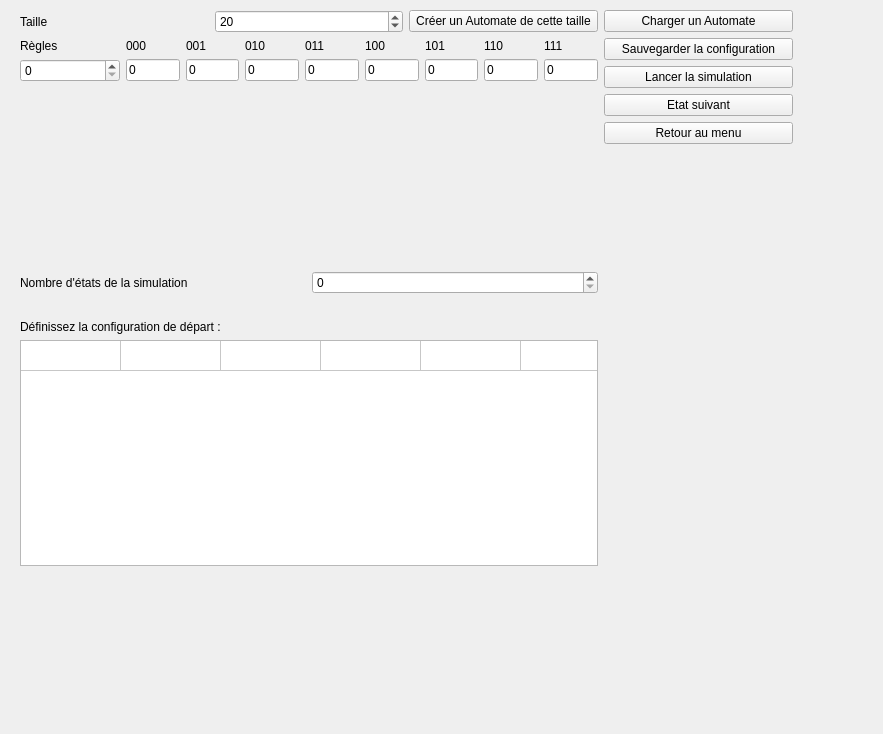
Above: automate_1d.ui from artemisart/lo21-gameoflife before the change. Below: the same form after it.
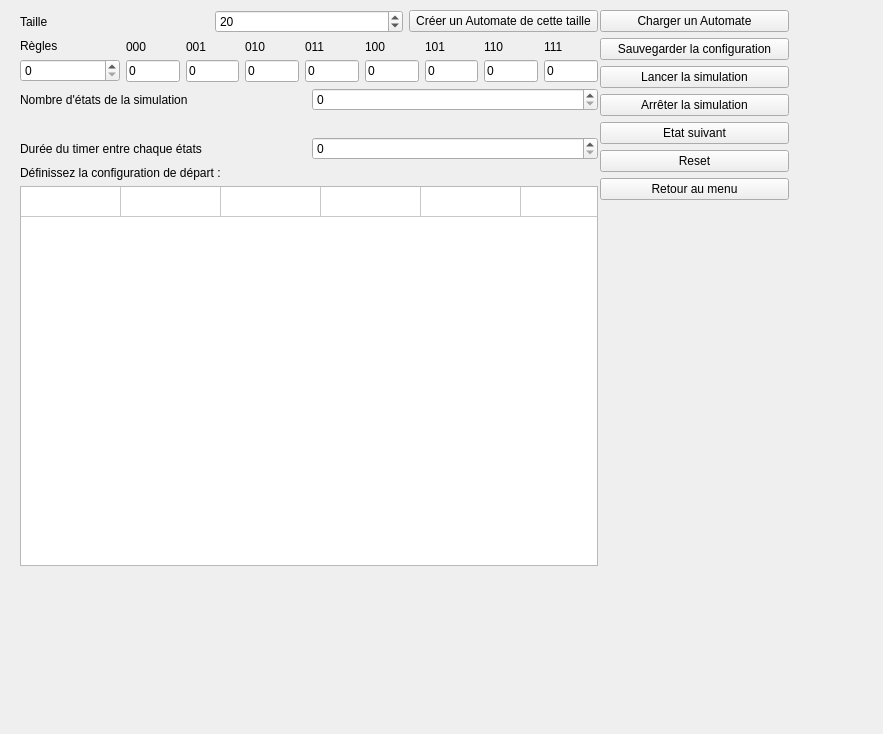
That is the form after the change.

```diff
--- a/automate_1d.ui
+++ b/automate_1d.ui
@@ -16,7 +16,7 @@
   <widget class="QWidget" name="verticalLayoutWidget">
    <property name="geometry">
     <rect>
-     <x>604</x>
+     <x>600</x>
      <y>10</y>
      <width>189</width>
      <height>556</height>
@@ -47,6 +47,13 @@
       </property>
      </widget>
     </item>
+    <item>
+     <widget class="QPushButton" name="stop">
+      <property name="text">
+       <string>Arrêter la simulation</string>
+      </property>
+     </widget>
+    </item>
     <item>
      <widget class="QPushButton" name="next">
       <property name="text">
@@ -54,6 +61,13 @@
       </property>
      </widget>
     </item>
+    <item>
+     <widget class="QPushButton" name="reset">
+      <property name="text">
+       <string>Reset</string>
+      </property>
+     </widget>
+    </item>
     <item>
      <widget class="QPushButton" name="menu">
       <property name="text">
@@ -147,19 +161,6 @@
           </property>
          </widget>
         </item>
-        <item>
-         <spacer name="verticalSpacer_10">
-          <property name="orientation">
-           <enum>Qt::Vertical</enum>
-          </property>
-          <property name="sizeHint" stdset="0">
-           <size>
-            <width>20</width>
-            <height>40</height>
-           </size>
-          </property>
-         </spacer>
-        </item>
        </layout>
       </item>
       <item>
@@ -181,19 +182,6 @@
           </property>
          </widget>
         </item>
-        <item>
-         <spacer name="verticalSpacer_3">
-          <property name="orientation">
-           <enum>Qt::Vertical</enum>
-          </property>
-          <property name="sizeHint" stdset="0">
-           <size>
-            <width>20</width>
-            <height>40</height>
-           </size>
-          </property>
-         </spacer>
-        </item>
        </layout>
       </item>
       <item>
@@ -212,19 +200,6 @@
           </property>
          </widget>
         </item>
-        <item>
-         <spacer name="verticalSpacer_2">
-          <property name="orientation">
-           <enum>Qt::Vertical</enum>
-          </property>
-          <property name="sizeHint" stdset="0">
-           <size>
-            <width>20</width>
-            <height>40</height>
-           </size>
-          </property>
-         </spacer>
-        </item>
        </layout>
       </item>
       <item>
@@ -243,19 +218,6 @@
           </property>
          </widget>
         </item>
-        <item>
-         <spacer name="verticalSpacer_4">
-          <property name="orientation">
-           <enum>Qt::Vertical</enum>
-          </property>
-          <property name="sizeHint" stdset="0">
-           <size>
-            <width>20</width>
-            <height>40</height>
-           </size>
-          </property>
-         </spacer>
-        </item>
        </layout>
       </item>
       <item>
@@ -274,19 +236,6 @@
           </property>
          </widget>
         </item>
-        <item>
-         <spacer name="verticalSpacer_5">
-          <property name="orientation">
-           <enum>Qt::Vertical</enum>
-          </property>
-          <property name="sizeHint" stdset="0">
-           <size>
-            <width>20</width>
-            <height>40</height>
-           </size>
-          </property>
-         </spacer>
-        </item>
        </layout>
       </item>
       <item>
@@ -305,19 +254,6 @@
           </property>
          </widget>
         </item>
-        <item>
-         <spacer name="verticalSpacer_6">
-          <property name="orientation">
-           <enum>Qt::Vertical</enum>
-          </property>
-          <property name="sizeHint" stdset="0">
-           <size>
-            <width>20</width>
-            <height>40</height>
-           </size>
-          </property>
-         </spacer>
-        </item>
        </layout>
       </item>
       <item>
@@ -336,19 +272,6 @@
           </property>
          </widget>
         </item>
-        <item>
-         <spacer name="verticalSpacer_7">
-          <property name="orientation">
-           <enum>Qt::Vertical</enum>
-          </property>
-          <property name="sizeHint" stdset="0">
-           <size>
-            <width>20</width>
-            <height>40</height>
-           </size>
-          </property>
-         </spacer>
-        </item>
        </layout>
       </item>
       <item>
@@ -367,19 +290,6 @@
           </property>
          </widget>
         </item>
-        <item>
-         <spacer name="verticalSpacer_8">
-          <property name="orientation">
-           <enum>Qt::Vertical</enum>
-          </property>
-          <property name="sizeHint" stdset="0">
-           <size>
-            <width>20</width>
-            <height>40</height>
-           </size>
-          </property>
-         </spacer>
-        </item>
        </layout>
       </item>
       <item>
@@ -398,19 +308,6 @@
           </property>
          </widget>
         </item>
-        <item>
-         <spacer name="verticalSpacer_9">
-          <property name="orientation">
-           <enum>Qt::Vertical</enum>
-          </property>
-          <property name="sizeHint" stdset="0">
-           <size>
-            <width>20</width>
-            <height>40</height>
-           </size>
-          </property>
-         </spacer>
-        </item>
        </layout>
       </item>
      </layout>
@@ -436,6 +333,20 @@
       </property>
      </widget>
     </item>
+    <item>
+     <layout class="QHBoxLayout" name="horizontalLayout_4">
+      <item>
+       <widget class="QLabel" name="label_3">
+        <property name="text">
+         <string>Durée du timer entre chaque états</string>
+        </property>
+       </widget>
+      </item>
+      <item>
+       <widget class="QSpinBox" name="timer"/>
+      </item>
+     </layout>
+    </item>
     <item>
      <widget class="QLabel" name="init_l">
       <property name="text">
```
